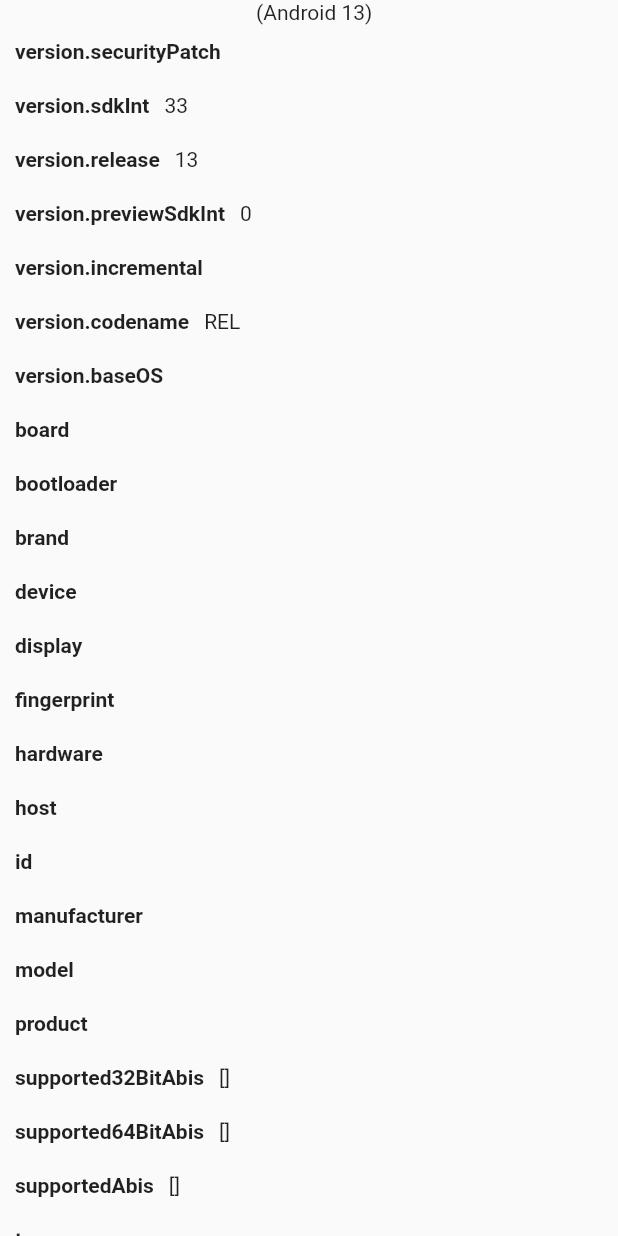
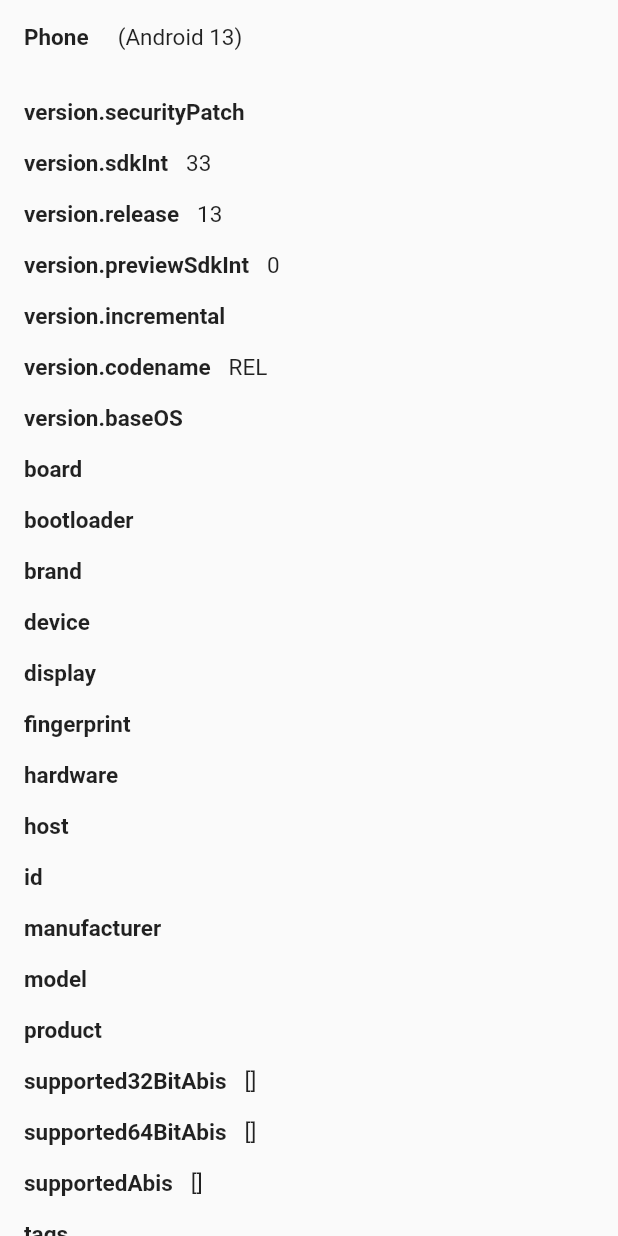
Before and after one commit to nhzrh/commitment_tracker, a Flutter app: the DeviceInfoScreen widget shown alone on an empty page, opened directly, on a phone screen of 412 x 824 dp. Run offline on Flutter 3.47's test engine with Material 2 defaults, Android fonts, the phone set to English and light mode, and no system bars; our stand-ins replace device_info_plus, flutter_colorpicker, flutter_secure_storage, flutter_slidable, hive, hive_flutter and 1 more; missing offline and left inert: encrypt, new_version, safe_device; accounts and stored records are empty; generated files the repository leaves out were written again.

Commit message:
Update device info page

```diff
--- a/lib/common/utils/user_device_info.dart
+++ b/lib/common/utils/user_device_info.dart
@@ -6,13 +6,15 @@
 class DeviceInfoModel {
   String applicationGUID;
   String deviceModelFullName;
+  String osVersion;
   Map<String, dynamic> allInfo;
-  DeviceInfoModel({this.applicationGUID, this.deviceModelFullName, this.allInfo});
+  DeviceInfoModel({this.applicationGUID, this.deviceModelFullName, this.osVersion, this.allInfo});
 }
 
 class UserDeviceInfo {
   static DeviceInfoModel deviceData = DeviceInfoModel();
   static final DeviceInfoPlugin deviceInfoPlugin = DeviceInfoPlugin();
+  static Future<String> getOperatingSystem() async => Platform.operatingSystem;
 
   static Future<DeviceInfoModel> getDeviceData() async {
     try {
@@ -28,39 +30,39 @@
     return deviceData;
   }
 
-  static DeviceInfoModel _readAndroidBuildData(AndroidDeviceInfo build) {
+  static DeviceInfoModel _readAndroidBuildData(AndroidDeviceInfo data) {
     DeviceInfoModel deviceInfoModel = DeviceInfoModel(
-      applicationGUID: build.androidId,
-      deviceModelFullName:
-          '${build.manufacturer} ${build.model} (Android ${build.version.release})',
+      applicationGUID: data.androidId,
+      deviceModelFullName: '${data.manufacturer} ${data.model} (Android ${data.version.release})',
+      osVersion: data.version.sdkInt.toString(),
       allInfo: <String, dynamic>{
-        'version.securityPatch': build.version.securityPatch,
-        'version.sdkInt': build.version.sdkInt,
-        'version.release': build.version.release,
-        'version.previewSdkInt': build.version.previewSdkInt,
-        'version.incremental': build.version.incremental,
-        'version.codename': build.version.codename,
-        'version.baseOS': build.version.baseOS,
-        'board': build.board,
-        'bootloader': build.bootloader,
-        'brand': build.brand,
-        'device': build.device,
-        'display': build.display,
-        'fingerprint': build.fingerprint,
-        'hardware': build.hardware,
-        'host': build.host,
-        'id': build.id,
-        'manufacturer': build.manufacturer,
-        'model': build.model, // e.g. "Moto G (4)"
-        'product': build.product,
-        'supported32BitAbis': build.supported32BitAbis,
-        'supported64BitAbis': build.supported64BitAbis,
-        'supportedAbis': build.supportedAbis,
-        'tags': build.tags,
-        'type': build.type,
-        'isPhysicalDevice': build.isPhysicalDevice,
-        'androidId': build.androidId, // UUID on Android
-        'systemFeatures': build.systemFeatures,
+        'version.securityPatch': data.version.securityPatch,
+        'version.sdkInt': data.version.sdkInt, //OS version
+        'version.release': data.version.release,
+        'version.previewSdkInt': data.version.previewSdkInt,
+        'version.incremental': data.version.incremental,
+        'version.codename': data.version.codename,
+        'version.baseOS': data.version.baseOS,
+        'board': data.board,
+        'bootloader': data.bootloader,
+        'brand': data.brand,
+        'device': data.device,
+        'display': data.display,
+        'fingerprint': data.fingerprint,
+        'hardware': data.hardware,
+        'host': data.host,
+        'id': data.id,
+        'manufacturer': data.manufacturer,
+        'model': data.model, // e.g. "Moto G (4)"
+        'product': data.product,
+        'supported32BitAbis': data.supported32BitAbis,
+        'supported64BitAbis': data.supported64BitAbis,
+        'supportedAbis': data.supportedAbis,
+        'tags': data.tags,
+        'type': data.type,
+        'isPhysicalDevice': data.isPhysicalDevice,
+        'androidId': data.androidId, // UUID on Android
+        'systemFeatures': data.systemFeatures,
       },
     );
     return deviceInfoModel;
@@ -68,12 +70,13 @@
 
   static DeviceInfoModel _readIosDeviceInfo(IosDeviceInfo data) {
     DeviceInfoModel deviceInfoModel = DeviceInfoModel(
-      applicationGUID: data.utsname.machine,
-      deviceModelFullName: data.identifierForVendor,
+      applicationGUID: data.identifierForVendor,
+      deviceModelFullName: '${data.name} ${data.model})',
+      osVersion: data.systemVersion,
       allInfo: <String, dynamic>{
         'name': data.name,
         'systemName': data.systemName,
-        'systemVersion': data.systemVersion,
+        'systemVersion': data.systemVersion, //OS Version
         'model': data.model,
         'localizedModel': data.localizedModel,
         'identifierForVendor': data.identifierForVendor, //UUID for iOS
--- a/lib/screens/device_info_screen.dart
+++ b/lib/screens/device_info_screen.dart
@@ -31,45 +31,44 @@
   Widget build(BuildContext context) {
     return SingleChildScrollView(
       child: Container(
+        padding: EdgeInsets.all(8),
         child: _deviceData != null
             ? Column(
                 children: [
-                  Text(_deviceData.deviceModelFullName ?? ''),
-                  Column(
-                    children: _deviceData.allInfo?.keys != null
-                        ? _deviceData.allInfo.keys.map(
-                            (String property) {
-                              return Row(
-                                children: <Widget>[
-                                  Container(
-                                    padding: const EdgeInsets.all(10.0),
-                                    child: Text(
-                                      property,
-                                      style: const TextStyle(
-                                        fontWeight: FontWeight.bold,
-                                      ),
-                                    ),
-                                  ),
-                                  Expanded(
-                                    child: Container(
-                                      padding: const EdgeInsets.fromLTRB(0.0, 10.0, 0.0, 10.0),
-                                      child: Text(
-                                        '${_deviceData.allInfo[property]}',
-                                        maxLines: 10,
-                                        overflow: TextOverflow.ellipsis,
-                                      ),
-                                    ),
-                                  ),
-                                ],
-                              );
-                            },
-                          ).toList()
-                        : [],
-                  )
+                  buildInfo('Phone', _deviceData.deviceModelFullName ?? ''),
+                  SizedBox(height: 16),
+                  _deviceData.allInfo?.keys == null
+                      ? Center(child: CircularProgressIndicator())
+                      : Column(
+                          children: _deviceData.allInfo.keys.map((key) {
+                            final value = _deviceData.allInfo[key];
+
+                            return buildInfo(key, value);
+                          }).toList(),
+                        )
                 ],
               )
             : null,
       ),
     );
   }
+
+  Widget buildInfo(String title, dynamic value) => Container(
+        padding: EdgeInsets.all(8),
+        child: Row(
+          crossAxisAlignment: CrossAxisAlignment.start,
+          children: <Widget>[
+            Text(title, style: TextStyle(fontWeight: FontWeight.bold, fontSize: 15)),
+            const SizedBox(width: 12),
+            Expanded(
+              child: Text(
+                '$value',
+                maxLines: 15,
+                overflow: TextOverflow.ellipsis,
+                style: TextStyle(fontSize: 15),
+              ),
+            ),
+          ],
+        ),
+      );
 }
--- a/pubspec.yaml
+++ b/pubspec.yaml
@@ -41,12 +41,10 @@
   safe_device: ^1.0.7
   new_version: ^0.2.2
   device_info_plus: ^2.1.0
-#  network_info_plus: ^1.1.0
+  dart_ipify: ^1.1.1
 
   #others
-#  permission_handler: ^8.1.4+2
   minimize_app: ^0.1.1
-#  location: ^4.3.0
   quiver: ^3.0.1
 
 dev_dependencies:
```
